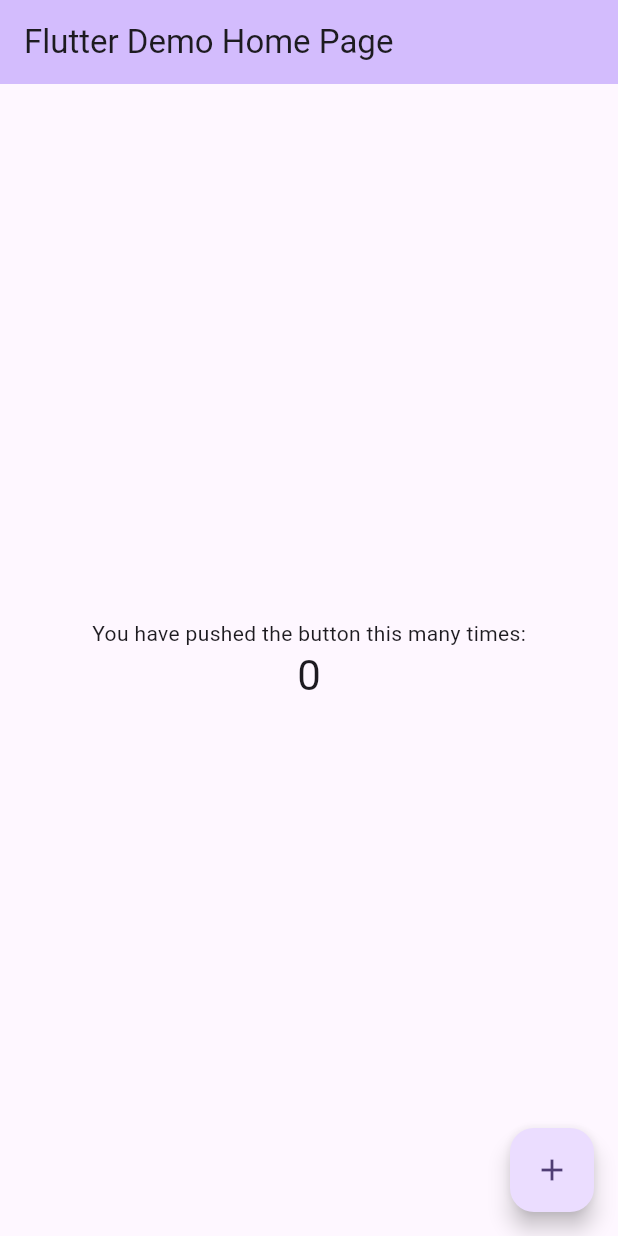
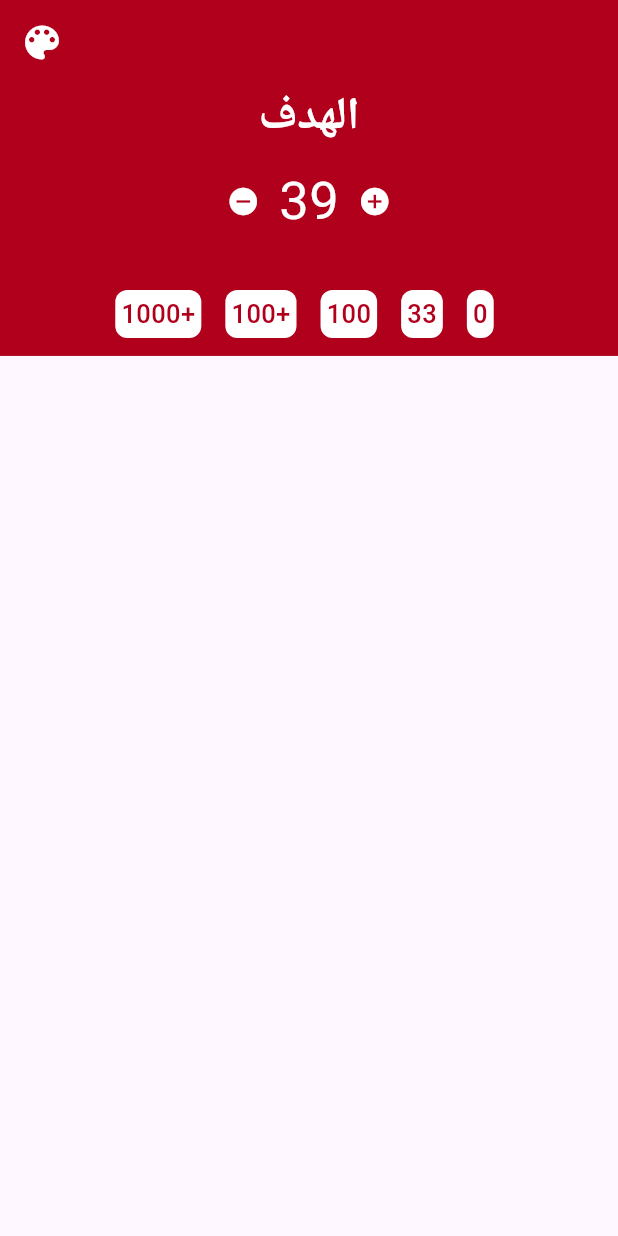
Before and after one commit to Omar-Ashraf-69/Sub7a_app, a Flutter app: the screen it shows after launch, on a phone screen of 412 x 824 dp. Run offline on Flutter 3.47's test engine with Material 3 defaults, Android fonts, the phone set to English and light mode, and no system bars.

Commit message:
finished the appbar and the upper container

```diff
--- /dev/null
+++ b/lib/constents.dart
@@ -0,0 +1,5 @@
+const kPrimaryColor = [
+  0xFFB1001C,
+  0xFF61249F,
+  0xFF162029,
+];
--- a/lib/main.dart
+++ b/lib/main.dart
@@ -1,4 +1,5 @@
 import 'package:flutter/material.dart';
+import 'package:iste9far/screens/home_screen.dart';
 
 void main() {
   runApp(const MyApp());
@@ -11,115 +12,41 @@
   @override
   Widget build(BuildContext context) {
     return MaterialApp(
-      title: 'Flutter Demo',
+      debugShowCheckedModeBanner: false,
       theme: ThemeData(
-        // This is the theme of your application.
-        //
-        // TRY THIS: Try running your application with "flutter run". You'll see
-        // the application has a purple toolbar. Then, without quitting the app,
-        // try changing the seedColor in the colorScheme below to Colors.green
-        // and then invoke "hot reload" (save your changes or press the "hot
-        // reload" button in a Flutter-supported IDE, or press "r" if you used
-        // the command line to start the app).
-        //
-        // Notice that the counter didn't reset back to zero; the application
-        // state is not lost during the reload. To reset the state, use hot
-        // restart instead.
-        //
-        // This works for code too, not just values: Most code changes can be
-        // tested with just a hot reload.
-        colorScheme: ColorScheme.fromSeed(seedColor: Colors.deepPurple),
-        useMaterial3: true,
+        appBarTheme: const AppBarTheme(
+            elevation: 0,
+            iconTheme: IconThemeData(
+              color: Colors.white,
+              size: 30,
+            )),
+        textTheme: const TextTheme(
+          bodyLarge: TextStyle(
+
+          ),
+          bodyMedium: TextStyle(),
+        ).apply(
+          bodyColor: Colors.white,
+          displayColor: Colors.white,
+        ),
+        iconButtonTheme: const IconButtonThemeData(
+          style: ButtonStyle(
+              iconSize: MaterialStatePropertyAll(22),
+              iconColor: MaterialStatePropertyAll(Colors.white)),
+        ),
+        textButtonTheme: TextButtonThemeData(
+          style: ButtonStyle(
+            shape: MaterialStatePropertyAll(
+              RoundedRectangleBorder(
+                borderRadius: BorderRadius.circular(12),
+              ),
+            ),
+
+            backgroundColor: const MaterialStatePropertyAll(Colors.white),
+          ),
+        ),
       ),
-      home: const MyHomePage(title: 'Flutter Demo Home Page'),
+      home: const HomeScreen(),
     );
   }
 }
-
-class MyHomePage extends StatefulWidget {
-  const MyHomePage({super.key, required this.title});
-
-  // This widget is the home page of your application. It is stateful, meaning
-  // that it has a State object (defined below) that contains fields that affect
-  // how it looks.
-
-  // This class is the configuration for the state. It holds the values (in this
-  // case the title) provided by the parent (in this case the App widget) and
-  // used by the build method of the State. Fields in a Widget subclass are
-  // always marked "final".
-
-  final String title;
-
-  @override
-  State<MyHomePage> createState() => _MyHomePageState();
-}
-
-class _MyHomePageState extends State<MyHomePage> {
-  int _counter = 0;
-
-  void _incrementCounter() {
-    setState(() {
-      // This call to setState tells the Flutter framework that something has
-      // changed in this State, which causes it to rerun the build method below
-      // so that the display can reflect the updated values. If we changed
-      // _counter without calling setState(), then the build method would not be
-      // called again, and so nothing would appear to happen.
-      _counter++;
-    });
-  }
-
-  @override
-  Widget build(BuildContext context) {
-    // This method is rerun every time setState is called, for instance as done
-    // by the _incrementCounter method above.
-    //
-    // The Flutter framework has been optimized to make rerunning build methods
-    // fast, so that you can just rebuild anything that needs updating rather
-    // than having to individually change instances of widgets.
-    return Scaffold(
-      appBar: AppBar(
-        // TRY THIS: Try changing the color here to a specific color (to
-        // Colors.amber, perhaps?) and trigger a hot reload to see the AppBar
-        // change color while the other colors stay the same.
-        backgroundColor: Theme.of(context).colorScheme.inversePrimary,
-        // Here we take the value from the MyHomePage object that was created by
-        // the App.build method, and use it to set our appbar title.
-        title: Text(widget.title),
-      ),
-      body: Center(
-        // Center is a layout widget. It takes a single child and positions it
-        // in the middle of the parent.
-        child: Column(
-          // Column is also a layout widget. It takes a list of children and
-          // arranges them vertically. By default, it sizes itself to fit its
-          // children horizontally, and tries to be as tall as its parent.
-          //
-          // Column has various properties to control how it sizes itself and
-          // how it positions its children. Here we use mainAxisAlignment to
-          // center the children vertically; the main axis here is the vertical
-          // axis because Columns are vertical (the cross axis would be
-          // horizontal).
-          //
-          // TRY THIS: Invoke "debug painting" (choose the "Toggle Debug Paint"
-          // action in the IDE, or press "p" in the console), to see the
-          // wireframe for each widget.
-          mainAxisAlignment: MainAxisAlignment.center,
-          children: <Widget>[
-            const Text(
-              'You have pushed the button this many times:',
-            ),
-            Text(
-              '$_counter',
-              style: Theme.of(context).textTheme.headlineMedium,
-            ),
-          ],
-        ),
-      ),
-      floatingActionButton: FloatingActionButton(
-        onPressed: _incrementCounter,
-        tooltip: 'Increment',
-        child: const Icon(Icons.add),
-      ), // This trailing comma makes auto-formatting nicer for build methods.
-    );
-  }
-}
--- /dev/null
+++ b/lib/screens/home_screen.dart
@@ -0,0 +1,117 @@
+import 'package:flutter/material.dart';
+import 'package:iste9far/constents.dart';
+
+class HomeScreen extends StatelessWidget {
+  const HomeScreen({super.key});
+
+  @override
+  Widget build(BuildContext context) {
+    Size size = MediaQuery.of(context).size;
+    return Scaffold(
+      appBar: AppBar(
+        backgroundColor: Color(kPrimaryColor[0]),
+        leading: IconButton(
+          onPressed: () {},
+          icon: const Icon(
+            Icons.color_lens,
+          ),
+        ),
+      ),
+      body: Column(
+        children: [
+          Container(
+            decoration: BoxDecoration(
+              color: Color(kPrimaryColor[0]),
+            ),
+            height: size.height * 0.22,
+            width: double.infinity,
+            child: Column(
+              crossAxisAlignment: CrossAxisAlignment.center,
+              children: [
+                const Text(
+                  'الهدف',
+                  style: TextStyle(
+                    fontWeight: FontWeight.w600,
+                    fontSize: 30,
+                  ),
+                ),
+                Padding(
+                  padding: const EdgeInsets.only(top: 10.0),
+                  child: Row(
+                    mainAxisAlignment: MainAxisAlignment.center,
+                    children: [
+                      IconButton(
+                        onPressed: () {},
+                        icon: const Icon(
+                          Icons.remove_circle,
+                        ),
+                      ),
+                      const Text(
+                        "39",
+                        style: TextStyle(
+                          fontSize: 35,
+                        ),
+                      ),
+                      IconButton(
+                        onPressed: () {},
+                        icon: const Icon(
+                          Icons.add_circle,
+                        ),
+                      ),
+                    ],
+                  ),
+                ),
+                const Spacer(),
+                const Padding(
+                  padding: EdgeInsets.only(left: 10, bottom: 12.0),
+                  child: Row(
+                    mainAxisAlignment: MainAxisAlignment.center,
+                    children: [
+                      CustomCounterTextButton(number: '1000+'),
+                      CustomCounterTextButton(number: '100+'),
+                      CustomCounterTextButton(number: '100'),
+                      CustomCounterTextButton(number: '33'),
+                      CustomCounterTextButton(number: '0'),
+                    ],
+                  ),
+                ),
+              ],
+            ),
+          ),
+        ],
+      ),
+    );
+  }
+}
+
+class CustomCounterTextButton extends StatelessWidget {
+  const CustomCounterTextButton({
+    super.key,
+    required this.number,
+  });
+  final String number;
+  @override
+  Widget build(BuildContext context) {
+    return Padding(
+      padding: const EdgeInsets.only(right: 16.0),
+      child: InkWell(
+        onTap: () {},
+        child: Container(
+          padding: const EdgeInsets.all(4),
+          decoration: BoxDecoration(
+            color: Colors.white,
+            borderRadius: BorderRadius.circular(8),
+          ),
+          child: Text(
+            number,
+            style: TextStyle(
+              color: Color(kPrimaryColor[0]),
+              fontWeight: FontWeight.w500,
+              fontSize: 17,
+            ),
+          ),
+        ),
+      ),
+    );
+  }
+}
```
